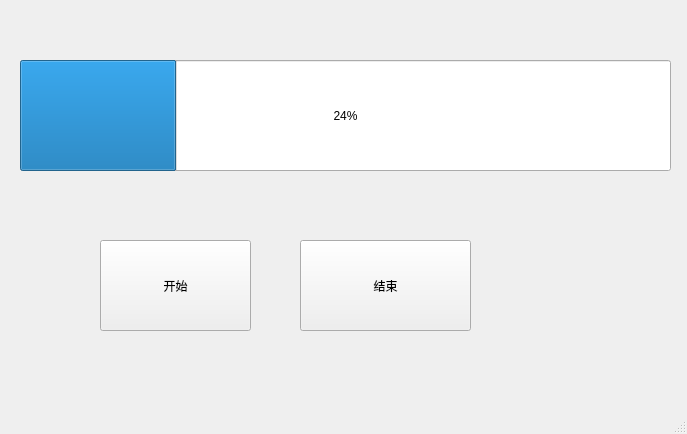
Old version of the form Client/sliderdemo.ui in the repository YaooXu/ChatChat.
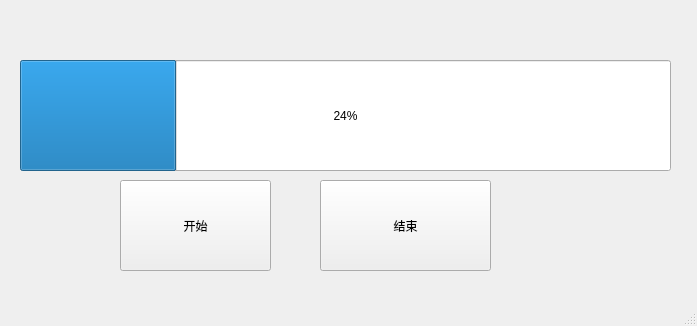
New version of the form.

```diff
--- a/Client/sliderdemo.ui
+++ b/Client/sliderdemo.ui
@@ -6,8 +6,8 @@
    <rect>
     <x>0</x>
     <y>0</y>
-    <width>687</width>
-    <height>434</height>
+    <width>697</width>
+    <height>326</height>
    </rect>
   </property>
   <property name="windowTitle">
@@ -30,8 +30,8 @@
    <widget class="QPushButton" name="btn_Start">
     <property name="geometry">
      <rect>
-      <x>100</x>
-      <y>240</y>
+      <x>120</x>
+      <y>180</y>
       <width>151</width>
       <height>91</height>
      </rect>
@@ -43,8 +43,8 @@
    <widget class="QPushButton" name="btn_Stop">
     <property name="geometry">
      <rect>
-      <x>300</x>
-      <y>240</y>
+      <x>320</x>
+      <y>180</y>
       <width>171</width>
       <height>91</height>
      </rect>
```
